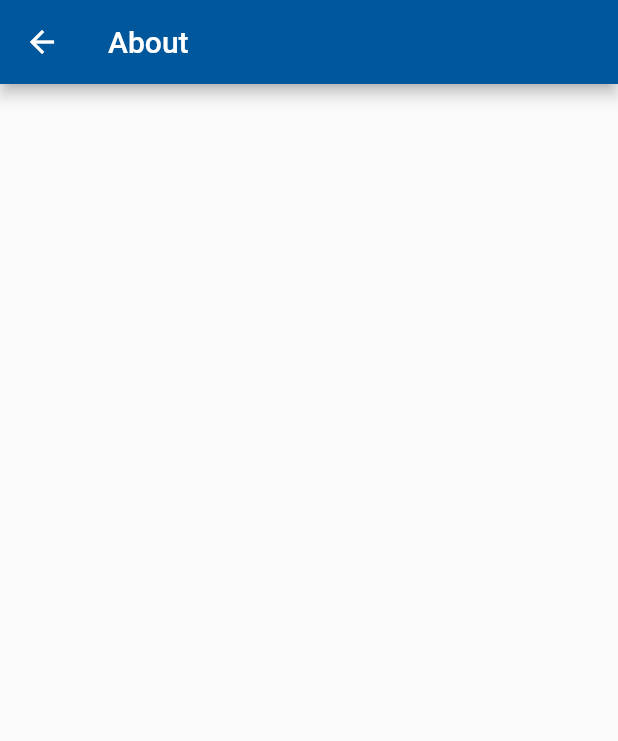
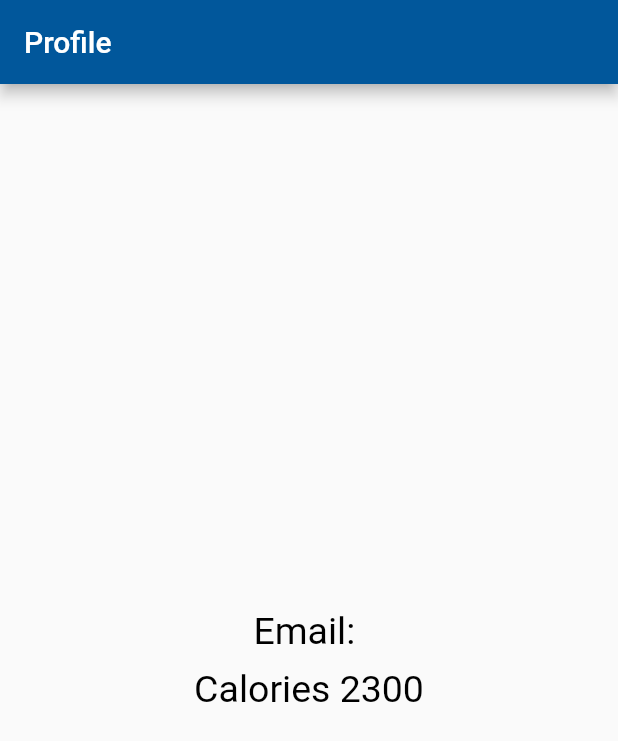
Before and after one commit to abdulmalikalomayri/fitnessapp, a Flutter app: the Dashboard screen opened directly, after a tap on "Profile", on a phone screen of 412 x 824 dp. Shown: the top 741 px of the screen. Run offline on Flutter 3.47's test engine with Material 2 defaults, Android fonts, the phone set to English and light mode, and no system bars; our stand-ins replace cloud_firestore, firebase_auth, firebase_core, font_awesome_flutter, page_transition, share_plus and 1 more; missing offline and left inert: dart:js_interop, flutter_3d_choice_chip, pretty_gauge; accounts and stored records are empty.

Commit message:
add calorie result

```diff
--- a/lib/main.dart
+++ b/lib/main.dart
@@ -4,6 +4,7 @@ import 'package:myflutterapp/firebase_options.dart';
 import 'package:myflutterapp/view/dashboard.dart';
 import 'package:firebase_core/firebase_core.dart';
 import 'package:myflutterapp/view/get_started.dart';
+import 'package:cloud_firestore/cloud_firestore.dart';
 
 void main() async {
   WidgetsFlutterBinding.ensureInitialized();
--- a/lib/view/dashboard.dart
+++ b/lib/view/dashboard.dart
@@ -5,6 +5,8 @@ import 'package:myflutterapp/bmi/bmi_screen.dart';
 import 'package:myflutterapp/login_screen.dart';
 import 'package:myflutterapp/view/about.dart';
 import 'package:myflutterapp/view/calories_form.dart';
+import 'package:myflutterapp/view/calories_result.dart';
+import 'package:myflutterapp/view/profile.dart';
 
 class Dashboard extends StatefulWidget {
   const Dashboard({Key? key}) : super(key: key);
@@ -40,7 +42,7 @@ class _DashboardState extends State<Dashboard>{
                   onPressed: () {
                     Navigator.push(
                       context,
-                      MaterialPageRoute(builder: (_) => About()),
+                      MaterialPageRoute(builder: (_) => Profile()),
                     );
                   },
                   style: ElevatedButton.styleFrom(
@@ -82,7 +84,23 @@ class _DashboardState extends State<Dashboard>{
                       backgroundColor: Colors.lightBlue[900],
                       padding: const EdgeInsets.symmetric(
                           vertical: 20, horizontal: 80)),
-                  child: const Text('Calroies Tracker',style: TextStyle(fontSize: 25, color: Colors.white),),
+                  child: const Text('Add Calroies',style: TextStyle(fontSize: 25, color: Colors.white),),
+              ),
+              // Add margin between the two widgets
+              SizedBox(height: 30),
+              ElevatedButton(
+                  onPressed: () {
+                    Navigator.push(
+                      context,
+                      MaterialPageRoute(builder: (_) => CaloriesResult()),
+                    );
+                  },
+                  style: ElevatedButton.styleFrom(
+                      fixedSize: Size(450, 60),
+                      backgroundColor: Colors.lightBlue[900],
+                      padding: const EdgeInsets.symmetric(
+                          vertical: 20, horizontal: 80)),
+                  child: const Text('Calroies Result',style: TextStyle(fontSize: 25, color: Colors.white),),
               ),
               // Add margin between the two widgets
               SizedBox(height: 30),
--- a/lib/view/profile.dart
+++ b/lib/view/profile.dart
@@ -2,24 +2,38 @@ import 'package:firebase_auth/firebase_auth.dart';
 import 'package:font_awesome_flutter/font_awesome_flutter.dart';
 import 'package:flutter/material.dart';
 
-class About extends StatelessWidget {
-  const About({Key? key}) : super(key: key);
+class Profile extends StatefulWidget {
+  const Profile({Key? key}) : super(key: key);
 
-  //final FirebaseAuth _auth = FirebaseAuth.instance;
+  @override
+  _ProfileState createState() => _ProfileState();
+}
+
+class _ProfileState extends State {
+
+  final FirebaseAuth _auth =FirebaseAuth.instance;
 
   @override
   Widget build(BuildContext context) {
 
-  //String? _email = _auth.currentUser!.email!;
+    String? _email = _auth.currentUser!.email!;
 
     return Scaffold(
-      appBar:AppBar(
+      appBar: AppBar(
         title: Text("Profile"),
+        automaticallyImplyLeading: false,
         backgroundColor: Colors.lightBlue[900],
       ),
       body: Center(
-        child: Text("Profile")
-      ),
+        child: Column(
+          mainAxisAlignment: MainAxisAlignment.center,
+          children: [
+            Text("Email: $_email", style: TextStyle(fontSize: 25, color: Colors.black),),
+            SizedBox(height: 10,), // this line use to create a margin between the two widgets
+            Text("Calories 2300", style: TextStyle(fontSize: 25, color: Colors.black),),
+
+        ]),
+        )
     );
   }
 }
```
Also changed, not shown: lib/login_screen.dart (+9 -11 lines), lib/view/calories_form.dart (+29 -26 lines), lib/view/calories_result.dart (+46 -16 lines).
